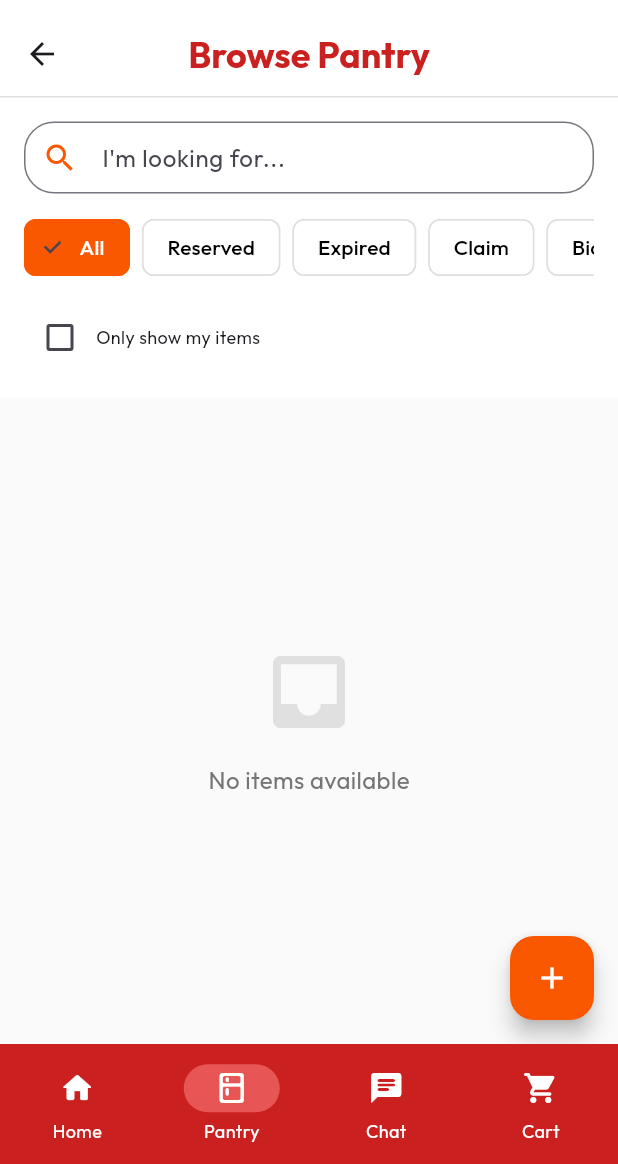
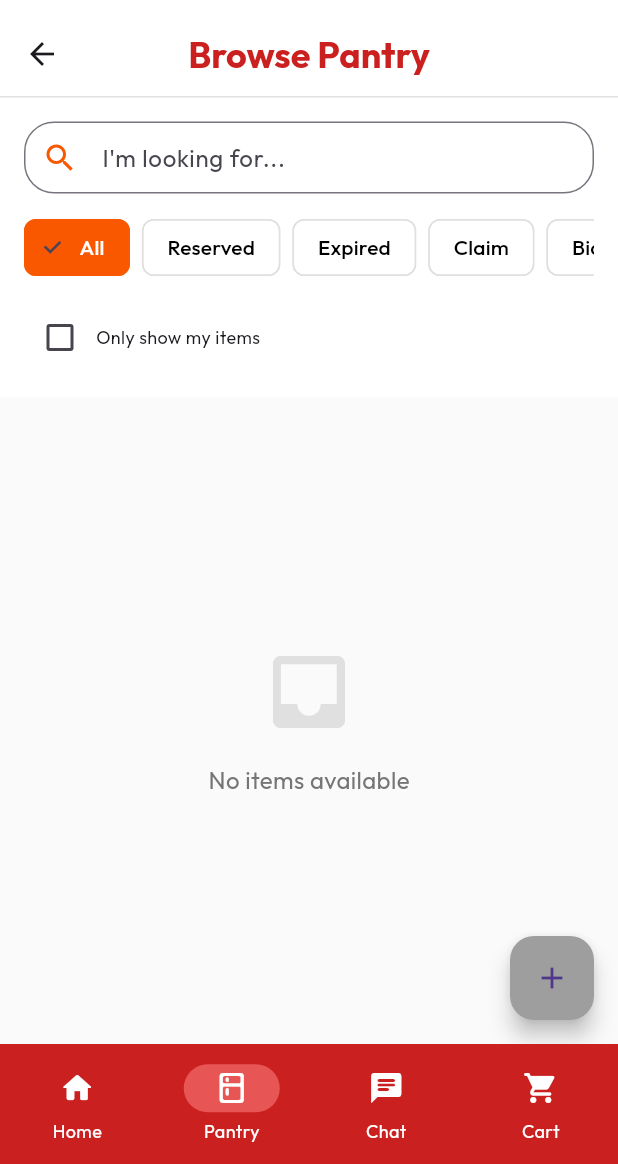
Before and after one commit to Fylows/CMSC-23-Project, a Flutter app: the PantryPage screen opened by its route, on a phone screen of 412 x 824 dp, the part 72-1236 px from its top. Run offline on Flutter 3.47's test engine with Material 3 defaults, Android fonts, the phone set to English and light mode, and no system bars; our stand-ins replace camera, cloud_firestore, firebase_auth, firebase_core, firebase_storage, google_fonts and 1 more; accounts and stored records are empty; network calls fail.

Commit message:
refactor: FAB is now deactivated if user is not verified

```diff
--- a/lib/screens/pantry/pantry_page.dart
+++ b/lib/screens/pantry/pantry_page.dart
@@ -248,15 +248,25 @@ class _PantryPageState extends State<PantryPage> {
           ],
         ),
       ),
-      floatingActionButton: FloatingActionButton(
-        backgroundColor: const Color(0xFFFA5800),
-        onPressed: () {
-          Navigator.push(
-            context,
-            MaterialPageRoute(builder: (context) => const PostItemPage()),
+      floatingActionButton: Consumer<AuthProvider>(
+        builder: (context, authProvider, _) {
+          final isVerified = authProvider.user?.isVerified ?? false;
+
+          return FloatingActionButton(
+            onPressed: isVerified
+              ? () => Navigator.pushNamed(context, '/post-item')
+              : () {
+                ScaffoldMessenger.of(context).showSnackBar(
+                  const SnackBar(
+                    content: Text('Complete verification to post items'),
+                    duration: Duration(seconds: 2),
+                  ),
+                );
+              },
+            backgroundColor: isVerified ? const Color(0xFFFA5800) : Colors.grey,
+            child: const Icon(Icons.add),
           );
         },
-        child: const Icon(Icons.add, color: Colors.white),
       ),
     );
   }
```
